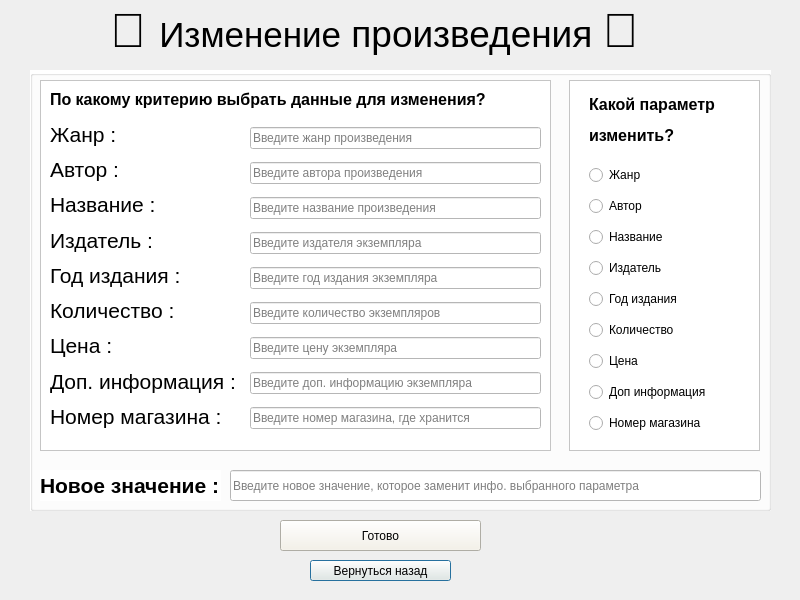
The window that update_item.ui (mamam111a/2-year_coursework_client) describes before a commit, drawn with Qt 5.
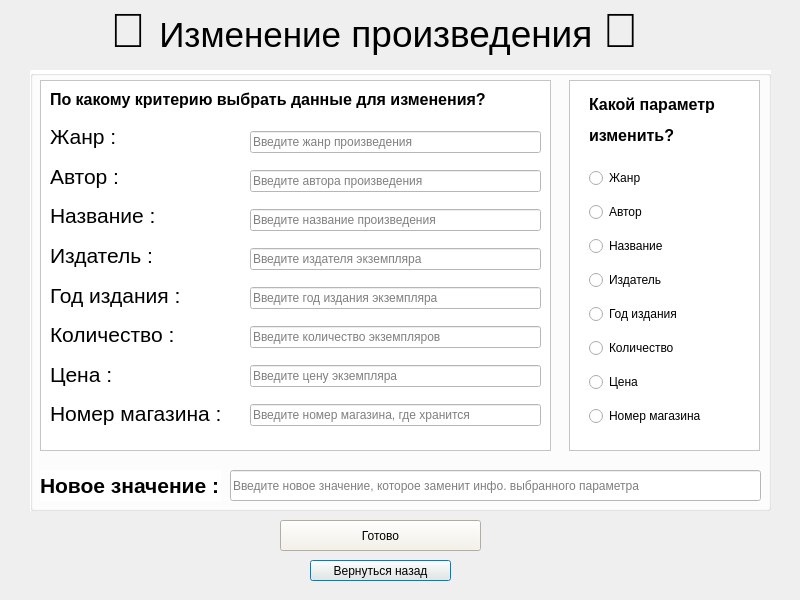
The same window after the commit.

Patch:
```diff
--- a/update_item.ui
+++ b/update_item.ui
@@ -128,13 +128,6 @@
         </property>
        </widget>
       </item>
-      <item>
-       <widget class="QLineEdit" name="additionalinfo_2">
-        <property name="placeholderText">
-         <string>Введите доп. информацию экземпляра</string>
-        </property>
-       </widget>
-      </item>
       <item>
        <widget class="QLineEdit" name="shopNumber_3">
         <property name="placeholderText">
@@ -203,13 +196,6 @@
         </property>
        </widget>
       </item>
-      <item>
-       <widget class="QLabel" name="fdgfgd_2">
-        <property name="text">
-         <string>&lt;html&gt;&lt;head/&gt;&lt;body&gt;&lt;p&gt;&lt;span style=&quot; font-size:16pt;&quot;&gt;Доп. информация :&lt;/span&gt;&lt;/p&gt;&lt;/body&gt;&lt;/html&gt;</string>
-        </property>
-       </widget>
-      </item>
       <item>
        <widget class="QLabel" name="label_3">
         <property name="text">
@@ -320,13 +306,6 @@
         </property>
        </widget>
       </item>
-      <item>
-       <widget class="QRadioButton" name="radioButton_8">
-        <property name="text">
-         <string>Доп информация</string>
-        </property>
-       </widget>
-      </item>
       <item>
        <widget class="QRadioButton" name="radioButton_9">
         <property name="text">
```
